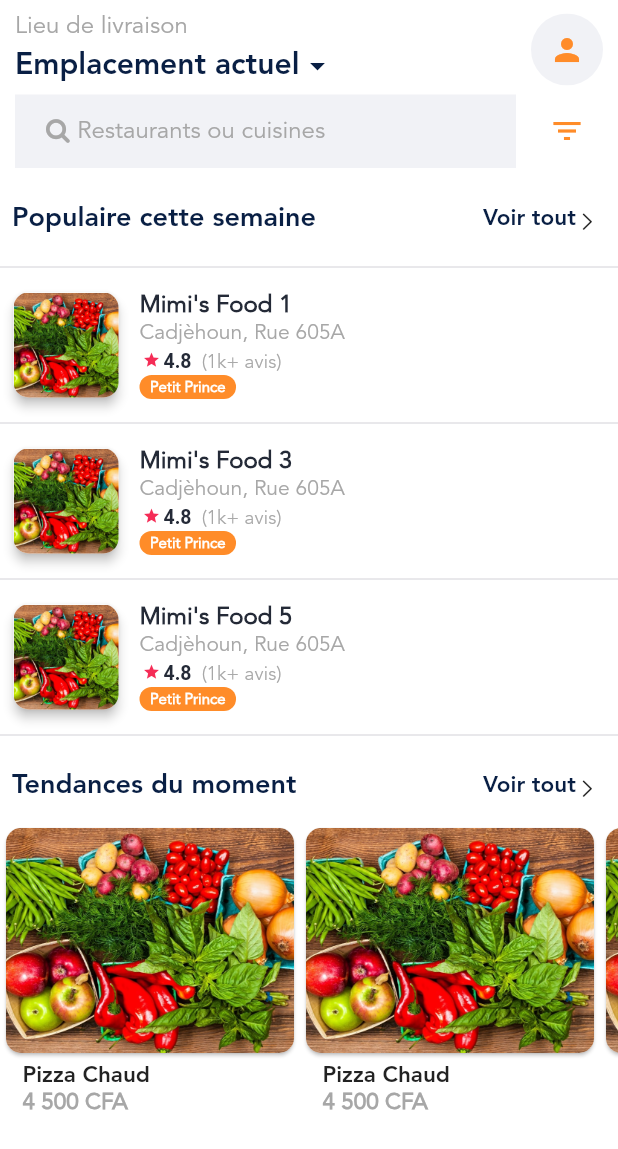
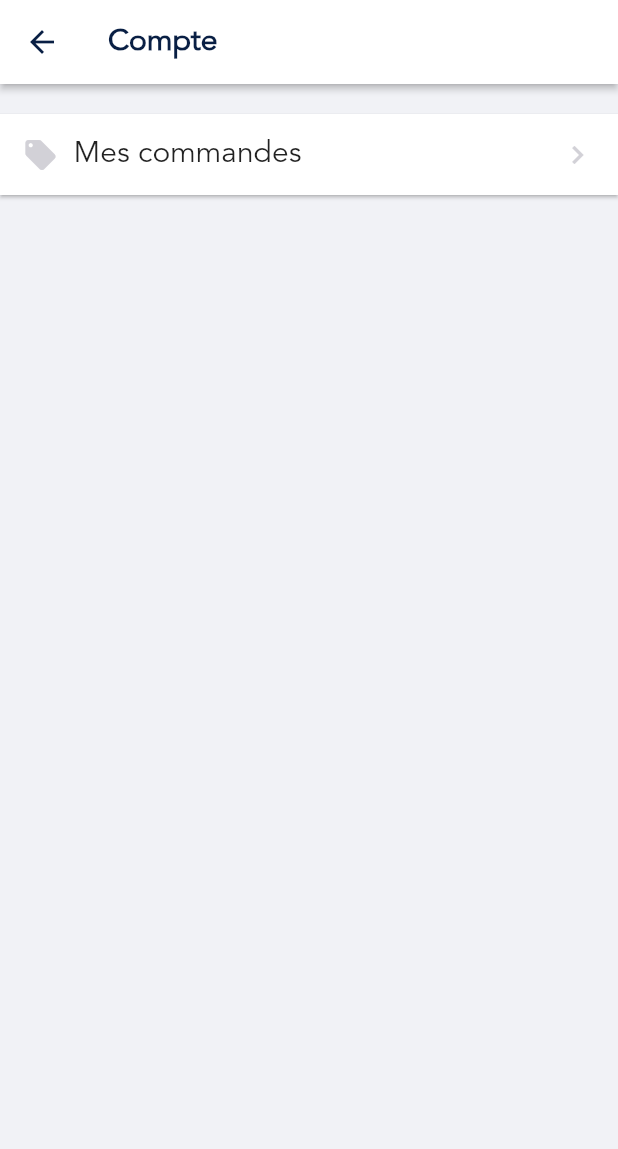
Before and after one commit to jowilf/restaurant-ui, a Flutter app: the screen it shows after launch, after a tap on the "person" icon, on a phone screen of 412 x 824 dp. Shown: the top 1149 px of the screen. Run offline on Flutter 3.47's test engine with Material 2 defaults, Android fonts, the phone set to English and light mode, and no system bars; our stand-ins replace google_maps_flutter, pin_code_fields, rflutter_alert; missing offline and left inert: flutter_statusbarcolor.

Commit message:
begin account

```diff
--- a/lib/main.dart
+++ b/lib/main.dart
@@ -1,5 +1,6 @@
 import 'package:flutter/material.dart';
 import 'package:flutter_statusbarcolor/flutter_statusbarcolor.dart';
+import 'package:nekxolivro/ui/screens/AccountScreen.dart';
 import 'package:nekxolivro/ui/screens/FoodDetailPage.dart';
 import 'package:nekxolivro/ui/screens/ForgotPasswordPage.dart';
 import 'package:nekxolivro/ui/screens/HomePage.dart';
@@ -77,6 +78,8 @@ class MyApp extends StatelessWidget {
         return FoodDetailPage();
       case AppRoutes.location_picker:
         return LocationPickerPage();
+      case AppRoutes.account:
+        return AccountScreen();
     }
   }
 }
--- a/lib/ui/components/FoodView.dart
+++ b/lib/ui/components/FoodView.dart
@@ -1,6 +1,5 @@
 import 'package:flutter/cupertino.dart';
 import 'package:flutter/material.dart';
-import 'package:nekxolivro/values/AppRoutes.dart';
 import 'package:nekxolivro/values/Palette.dart';
 import 'package:nekxolivro/values/Res.dart';
 import 'package:nekxolivro/values/StringRes.dart';
@@ -8,15 +7,12 @@ import 'package:nekxolivro/values/StringRes.dart';
 class FoodView extends StatelessWidget {
   int index;
 
-  FoodView({this.index=0});
+  FoodView({this.index = 0});
 
   @override
   Widget build(BuildContext context) {
-    return Material(
-      color: Colors.transparent,
-      child: InkWell(
-        onTap: () =>Navigator.pushNamed(context, AppRoutes.restoDetail),
-        child: Container(
+    return Container(
+      width: double.infinity,
       padding: EdgeInsets.all(5),
       child: Row(
         children: <Widget>[
@@ -57,6 +53,11 @@ class FoodView extends StatelessWidget {
                     fontSize: 14,
                   )),
               SizedBox(height: 1),
+              Row(
+                mainAxisAlignment: MainAxisAlignment.spaceBetween,
+                crossAxisAlignment: CrossAxisAlignment.center,
+                mainAxisSize: MainAxisSize.min,
+                children: <Widget>[
                   RichText(
                       text: TextSpan(
                           style: TextStyle(
@@ -80,18 +81,20 @@ class FoodView extends StatelessWidget {
                                 color: Palette.colorBlack)),
                         TextSpan(text: "  (1k+ avis)")
                       ])),
-                  SizedBox(height: 1), Container(
+                ],
+              ),
+              SizedBox(height: 1),
+              Container(
                   padding: EdgeInsets.symmetric(
                     horizontal: 5,
                   ),
                   decoration: BoxDecoration(
                       borderRadius: BorderRadius.circular(10),
-                      color: Palette.colorPrimary
-                    ),
+                      color: Palette.colorPrimary),
                   child: Container(
                     padding: EdgeInsets.all(2),
                     child: Text(
-                        "Petit Prince",
+                      "Livraison gratuite",
                       style: TextStyle(
                           color: Colors.white,
                           fontSize: 10,
@@ -99,13 +102,10 @@ class FoodView extends StatelessWidget {
                           fontWeight: FontWeight.bold),
                     ),
                   )),
-
             ],
           )
         ],
       ),
-        ),
-      ),
     );
   }
 }
--- a/lib/ui/components/HomeAppBar.dart
+++ b/lib/ui/components/HomeAppBar.dart
@@ -77,7 +77,7 @@ class HomeAppBarState extends State<HomeAppBar> {
                           color: Palette.colorPrimary,
                         ),
                       ),
-                      onTap: () {},
+                      onTap: ()=>Navigator.pushNamed(context, AppRoutes.account),
                     ),
                   ),
                 ),
@@ -175,7 +175,7 @@ class HomeAppBarState extends State<HomeAppBar> {
                 child: Row(
                   children: <Widget>[
                     Icon(
-                      Icons.place,
+                      Icons.near_me,
                       color: Palette.greyText,
                     ),
                     SizedBox(
@@ -209,7 +209,7 @@ class HomeAppBarState extends State<HomeAppBar> {
                   child: Row(
                     children: <Widget>[
                       Icon(
-                        Icons.flag,
+                        JIcons.pin,
                         color: Palette.greyText,
                       ),
                       SizedBox(
--- a/lib/ui/components/JDivider.dart
+++ b/lib/ui/components/JDivider.dart
@@ -2,7 +2,7 @@ import 'package:flutter/material.dart';
 import 'package:nekxolivro/values/Palette.dart';
 
 class JDivider extends StatelessWidget {
-  int height;
+  double height;
 
   JDivider({this.height});
 
--- /dev/null
+++ b/lib/ui/screens/AccountScreen.dart
@@ -0,0 +1,63 @@
+import 'package:flutter/material.dart';
+import 'package:nekxolivro/values/Palette.dart';
+import 'package:nekxolivro/values/Res.dart';
+
+class AccountScreen extends StatelessWidget {
+  @override
+  Widget build(BuildContext context) {
+    return Scaffold(
+      backgroundColor: Palette.colorGreyBack,
+      body: CustomScrollView(
+        slivers: <Widget>[
+          SliverList(
+              delegate: SliverChildListDelegate([
+            SizedBox(height: 20),
+            Material(
+              elevation: 1,
+              color: Colors.white,
+              child: InkWell(
+                onTap: ()=>null,
+                child: Container(
+                  padding: EdgeInsets.all(15),
+                  width: double.infinity,
+                  child: Row(
+                    crossAxisAlignment: CrossAxisAlignment.start,
+                    mainAxisAlignment: MainAxisAlignment.start,
+                    children: <Widget>[
+                      Icon(
+                        Icons.local_offer,
+                        color: Palette.greyDark,
+                      ),
+                      SizedBox(width: 10,),
+                      Expanded(child: Text("Mes commandes",style: TextStyle(fontSize: 20),)),Icon(
+                        Icons.navigate_next,
+                        color: Palette.greyDark,
+                      ),
+                    ],
+                  ),
+                ),
+              ),
+            )
+          ]))
+        ],
+      ),
+      appBar: AppBar(
+          centerTitle: false,
+          automaticallyImplyLeading: true,
+          elevation: 2,
+          backgroundColor: Colors.white,
+          title: Text(
+            "Compte",
+            style: TextStyle(
+                fontWeight: FontWeight.bold, color: Palette.colorBlueBlack),
+          ),
+          leading: IconButton(
+            icon: Icon(
+              Res.backIcon,
+              color: Palette.colorBlueBlack,
+            ),
+            onPressed: () => Navigator.pop(context),
+          )),
+    );
+  }
+}
--- a/lib/ui/screens/FoodDetailPage.dart
+++ b/lib/ui/screens/FoodDetailPage.dart
@@ -117,7 +117,7 @@ class FoodDetailPageState extends State<FoodDetailPage> {
       }, childCount: 44),
     ));*/
     return Scaffold(
-      backgroundColor: Palette.colorGrey,
+      backgroundColor: Palette.colorGreyBack,
       body: Column(
         mainAxisSize: MainAxisSize.max,
         children: <Widget>[
--- a/lib/ui/screens/HomePage.dart
+++ b/lib/ui/screens/HomePage.dart
@@ -4,6 +4,7 @@ import 'package:flutter/rendering.dart';
 import 'package:nekxolivro/ui/components/FoodHorizontal.dart';
 import 'package:nekxolivro/ui/components/FoodView.dart';
 import 'package:nekxolivro/ui/components/HomeAppBar.dart';
+import 'package:nekxolivro/ui/components/JDivider.dart';
 import 'package:nekxolivro/values/AppRoutes.dart';
 import 'package:nekxolivro/values/Palette.dart';
 import 'package:nekxolivro/values/StringRes.dart';
@@ -35,11 +36,17 @@ class HomePageState extends State<HomePage> {
                   SliverList(
                     delegate: SliverChildBuilderDelegate((context, index) {
                       if (index.isEven)
-                        return Divider(
-                          color: Palette.greyDark,
+                        return JDivider(
+                          height: 0.3,
                         );
-                      return FoodView(
-                        index: index,
+                      return Material(
+                        child: InkWell(
+                          onTap: () =>
+                              Navigator.pushNamed(context, AppRoutes.restoDetail),
+                          child: FoodView(
+                            index: index,
+                          ),
+                        ),
                       );
                     }, childCount: 3 * 2 + 1),
                   ),
--- a/lib/values/AppRoutes.dart
+++ b/lib/values/AppRoutes.dart
@@ -8,4 +8,5 @@ class AppRoutes {
   static const String forgotPassword = "/forgotPassword";
   static const String resetPassword = "/resetPassword";
   static const String location_picker = "/location_picker";
+  static const String account = "/account";
 }
--- a/lib/values/JIcon.dart
+++ b/lib/values/JIcon.dart
@@ -4,15 +4,26 @@ import 'package:flutter/widgets.dart';
 class JIcons {
   JIcons._();
 
-  static const _kFontFam = 'CustomIcons';
+  static const _kFontFam = 'JIcons';
   static const _kFontPkg = null;
 
-  static const IconData search = IconData(0xe800, fontFamily: _kFontFam, fontPackage: _kFontPkg);
-  static const IconData search2 = IconData(0xe802, fontFamily: _kFontFam, fontPackage: _kFontPkg);
-  static const IconData search3 = IconData(0xe803, fontFamily: _kFontFam, fontPackage: _kFontPkg);
-  static const IconData left = IconData(0xe804, fontFamily: _kFontFam, fontPackage: _kFontPkg);
-  static const IconData back_icon = IconData(0xe805, fontFamily: _kFontFam, fontPackage: _kFontPkg);
-  static const IconData minus_circle = IconData(0xe806, fontFamily: _kFontFam, fontPackage: _kFontPkg);
-  static const IconData search_1 = IconData(0xe807, fontFamily: _kFontFam, fontPackage: _kFontPkg);
-  static const IconData plus_circle = IconData(0xe808, fontFamily: _kFontFam, fontPackage: _kFontPkg);
+  static const IconData search = search2;
+
+  //IconData(0xe800, fontFamily: _kFontFam, fontPackage: _kFontPkg);
+  static const IconData search2 =
+      IconData(0xe802, fontFamily: _kFontFam, fontPackage: _kFontPkg);
+  static const IconData search3 =
+      IconData(0xe800, fontFamily: _kFontFam, fontPackage: _kFontPkg);
+  static const IconData left =
+      IconData(0xe804, fontFamily: _kFontFam, fontPackage: _kFontPkg);
+  static const IconData back_icon =
+      IconData(0xe805, fontFamily: _kFontFam, fontPackage: _kFontPkg);
+  static const IconData minus_circle =
+      IconData(0xe804, fontFamily: _kFontFam, fontPackage: _kFontPkg);
+  static const IconData search_1 =
+      IconData(0xe807, fontFamily: _kFontFam, fontPackage: _kFontPkg);
+  static const IconData plus_circle =
+      IconData(0xe803, fontFamily: _kFontFam, fontPackage: _kFontPkg);
+  static const IconData pin =
+      IconData(0xe809, fontFamily: _kFontFam, fontPackage: _kFontPkg);
 }
--- a/lib/values/Palette.dart
+++ b/lib/values/Palette.dart
@@ -9,6 +9,7 @@ class Palette {
   static const colorBlack = Color(0xff242a37);
   static const colorBlueBlack = Color(0xff091F44);
   static const colorGrey = Color(0xfff1f2f6);
+  static const colorGreyBack = Color(0xfff1f2f6);
   static const greyText = Color(0xffA7A7A7);
   static const greyDark = Color(0xffD2D1D7);
   static const whiteBackGround = Color(0xffffffff);
--- a/pubspec.yaml
+++ b/pubspec.yaml
@@ -72,9 +72,9 @@ flutter:
     - family: Avenir-Light
       fonts:
         - asset: assets/fonts/Avenir-Light.otf
-    - family: CustomIcons
+    - family: JIcons
       fonts:
-        - asset: assets/fonts/CustomIcons.ttf
+        - asset: assets/fonts/JIcons.ttf
 
   #
   # For details regarding fonts from package dependencies,
```
Also changed, not shown: lib/ui/screens/LocationPickerPage.dart (+13 -10 lines), lib/ui/screens/RestoDetailPage.dart (+36 -1 lines), assets/fonts/CustomIcons.ttf (deleted), assets/fonts/JIcons.ttf (added). Lines whose indentation alone changed are shown as unchanged.
